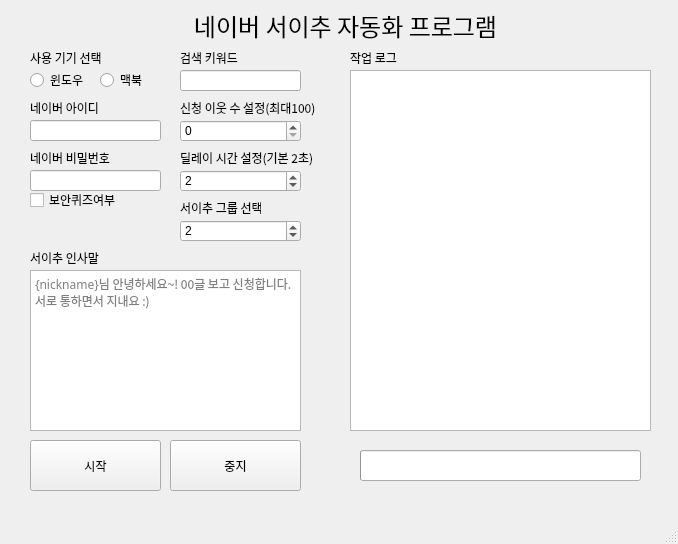
Above: naver.ui from dldudgjs31/naverBuddyPrograms before the change. Below: the same form after it.
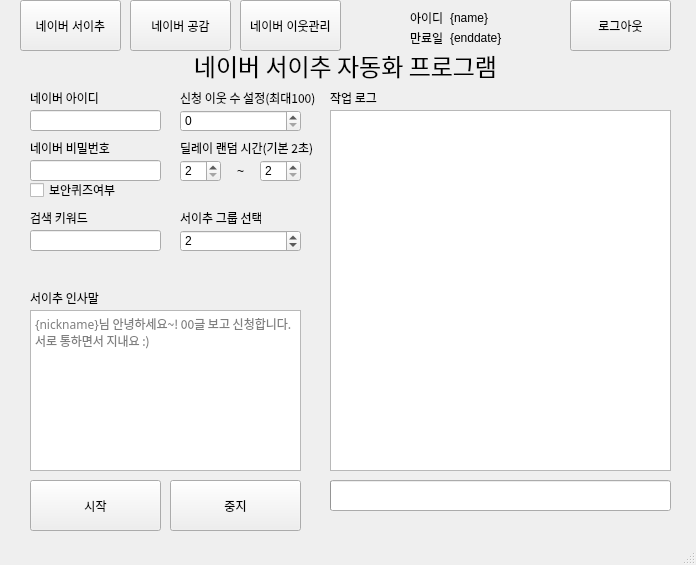
That is the form after the change. Icons and pictures are not drawn.

Commit message: 로그 설정 진행중

What changed in the file:
```diff
--- a/naver.ui
+++ b/naver.ui
@@ -6,8 +6,8 @@
    <rect>
     <x>0</x>
     <y>0</y>
-    <width>678</width>
-    <height>544</height>
+    <width>696</width>
+    <height>565</height>
    </rect>
   </property>
   <property name="windowTitle">
@@ -18,8 +18,8 @@
     <property name="geometry">
      <rect>
       <x>10</x>
-      <y>10</y>
-      <width>661</width>
+      <y>50</y>
+      <width>671</width>
       <height>501</height>
      </rect>
     </property>
@@ -160,65 +160,11 @@
        <set>Qt::AlignCenter</set>
       </property>
      </widget>
-     <widget class="QRadioButton" name="radioButton_window">
-      <property name="geometry">
-       <rect>
-        <x>20</x>
-        <y>60</y>
-        <width>61</width>
-        <height>20</height>
-       </rect>
-      </property>
-      <property name="font">
-       <font>
-        <family>BM Jua</family>
-       </font>
-      </property>
-      <property name="text">
-       <string>윈도우</string>
-      </property>
-     </widget>
-     <widget class="QRadioButton" name="radioButton_mac">
-      <property name="geometry">
-       <rect>
-        <x>90</x>
-        <y>60</y>
-        <width>51</width>
-        <height>20</height>
-       </rect>
-      </property>
-      <property name="font">
-       <font>
-        <family>BM Jua</family>
-       </font>
-      </property>
-      <property name="text">
-       <string>맥북</string>
-      </property>
-     </widget>
-     <widget class="QLabel" name="label_5">
-      <property name="geometry">
-       <rect>
-        <x>20</x>
-        <y>40</y>
-        <width>81</width>
-        <height>16</height>
-       </rect>
-      </property>
-      <property name="font">
-       <font>
-        <family>BM Jua</family>
-       </font>
-      </property>
-      <property name="text">
-       <string>사용 기기 선택</string>
-      </property>
-     </widget>
      <widget class="QLabel" name="label_6">
       <property name="geometry">
        <rect>
         <x>20</x>
-        <y>90</y>
+        <y>40</y>
         <width>91</width>
         <height>16</height>
        </rect>
@@ -236,7 +182,7 @@
       <property name="geometry">
        <rect>
         <x>20</x>
-        <y>110</y>
+        <y>60</y>
         <width>131</width>
         <height>21</height>
        </rect>
@@ -246,7 +192,7 @@
       <property name="geometry">
        <rect>
         <x>20</x>
-        <y>140</y>
+        <y>90</y>
         <width>91</width>
         <height>16</height>
        </rect>
@@ -264,7 +210,7 @@
       <property name="geometry">
        <rect>
         <x>20</x>
-        <y>160</y>
+        <y>110</y>
         <width>131</width>
         <height>21</height>
        </rect>
@@ -273,9 +219,9 @@
      <widget class="QLabel" name="label_8">
       <property name="geometry">
        <rect>
-        <x>170</x>
-        <y>40</y>
-        <width>81</width>
+        <x>20</x>
+        <y>160</y>
+        <width>91</width>
         <height>16</height>
        </rect>
       </property>
@@ -291,9 +237,9 @@
      <widget class="QLineEdit" name="lineEdit_keyword">
       <property name="geometry">
        <rect>
-        <x>170</x>
-        <y>60</y>
-        <width>121</width>
+        <x>20</x>
+        <y>180</y>
+        <width>131</width>
         <height>21</height>
        </rect>
       </property>
@@ -302,7 +248,7 @@
       <property name="geometry">
        <rect>
         <x>170</x>
-        <y>90</y>
+        <y>40</y>
         <width>161</width>
         <height>16</height>
        </rect>
@@ -320,7 +266,7 @@
       <property name="geometry">
        <rect>
         <x>20</x>
-        <y>180</y>
+        <y>130</y>
         <width>101</width>
         <height>20</height>
        </rect>
@@ -338,7 +284,7 @@
       <property name="geometry">
        <rect>
         <x>170</x>
-        <y>110</y>
+        <y>60</y>
         <width>121</width>
         <height>22</height>
        </rect>
@@ -351,7 +297,7 @@
       <property name="geometry">
        <rect>
         <x>170</x>
-        <y>140</y>
+        <y>90</y>
         <width>161</width>
         <height>16</height>
        </rect>
@@ -362,18 +308,21 @@
        </font>
       </property>
       <property name="text">
-       <string>딜레이 시간 설정(기본 2초)</string>
+       <string>딜레이 랜덤 시간(기본 2초)</string>
       </property>
      </widget>
      <widget class="QSpinBox" name="spinBox_delay">
       <property name="geometry">
        <rect>
         <x>170</x>
-        <y>160</y>
-        <width>121</width>
+        <y>110</y>
+        <width>41</width>
         <height>22</height>
        </rect>
       </property>
+      <property name="minimum">
+       <number>2</number>
+      </property>
       <property name="maximum">
        <number>100</number>
       </property>
@@ -385,7 +334,7 @@
       <property name="geometry">
        <rect>
         <x>170</x>
-        <y>190</y>
+        <y>160</y>
         <width>81</width>
         <height>16</height>
        </rect>
@@ -403,7 +352,7 @@
       <property name="geometry">
        <rect>
         <x>170</x>
-        <y>210</y>
+        <y>180</y>
         <width>121</width>
         <height>22</height>
        </rect>
@@ -454,9 +403,9 @@
      <widget class="QProgressBar" name="progressBar">
       <property name="geometry">
        <rect>
-        <x>350</x>
-        <y>440</y>
-        <width>281</width>
+        <x>320</x>
+        <y>430</y>
+        <width>341</width>
         <height>31</height>
        </rect>
       </property>
@@ -478,9 +427,9 @@
      <widget class="QPlainTextEdit" name="plainTextEdit_log">
       <property name="geometry">
        <rect>
-        <x>340</x>
+        <x>320</x>
         <y>60</y>
-        <width>301</width>
+        <width>341</width>
         <height>361</height>
        </rect>
       </property>
@@ -493,7 +442,7 @@
      <widget class="QLabel" name="label_13">
       <property name="geometry">
        <rect>
-        <x>340</x>
+        <x>320</x>
         <y>40</y>
         <width>81</width>
         <height>16</height>
@@ -534,8 +483,147 @@
        <string>중지</string>
       </property>
      </widget>
+     <widget class="QSpinBox" name="spinBox_delay_to">
+      <property name="geometry">
+       <rect>
+        <x>250</x>
+        <y>110</y>
+        <width>41</width>
+        <height>22</height>
+       </rect>
+      </property>
+      <property name="minimum">
+       <number>2</number>
+      </property>
+      <property name="maximum">
+       <number>100</number>
+      </property>
+      <property name="value">
+       <number>2</number>
+      </property>
+     </widget>
+     <widget class="QLabel" name="label_5">
+      <property name="geometry">
+       <rect>
+        <x>220</x>
+        <y>110</y>
+        <width>21</width>
+        <height>21</height>
+       </rect>
+      </property>
+      <property name="text">
+       <string>~</string>
+      </property>
+      <property name="alignment">
+       <set>Qt::AlignCenter</set>
+      </property>
+     </widget>
     </widget>
    </widget>
+   <widget class="QPushButton" name="pushButton_buddy">
+    <property name="geometry">
+     <rect>
+      <x>20</x>
+      <y>0</y>
+      <width>101</width>
+      <height>51</height>
+     </rect>
+    </property>
+    <property name="text">
+     <string>네이버 서이추</string>
+    </property>
+   </widget>
+   <widget class="QPushButton" name="pushButton_sympathy">
+    <property name="geometry">
+     <rect>
+      <x>130</x>
+      <y>0</y>
+      <width>101</width>
+      <height>51</height>
+     </rect>
+    </property>
+    <property name="text">
+     <string>네이버 공감</string>
+    </property>
+   </widget>
+   <widget class="QPushButton" name="pushButton_buddymanage">
+    <property name="geometry">
+     <rect>
+      <x>240</x>
+      <y>0</y>
+      <width>101</width>
+      <height>51</height>
+     </rect>
+    </property>
+    <property name="text">
+     <string>네이버 이웃관리</string>
+    </property>
+   </widget>
+   <widget class="QPushButton" name="pushButton_logout">
+    <property name="geometry">
+     <rect>
+      <x>570</x>
+      <y>0</y>
+      <width>101</width>
+      <height>51</height>
+     </rect>
+    </property>
+    <property name="text">
+     <string>로그아웃</string>
+    </property>
+   </widget>
+   <widget class="QLabel" name="label_id2">
+    <property name="geometry">
+     <rect>
+      <x>450</x>
+      <y>10</y>
+      <width>58</width>
+      <height>16</height>
+     </rect>
+    </property>
+    <property name="text">
+     <string>{name}</string>
+    </property>
+   </widget>
+   <widget class="QLabel" name="label_id">
+    <property name="geometry">
+     <rect>
+      <x>410</x>
+      <y>10</y>
+      <width>51</width>
+      <height>16</height>
+     </rect>
+    </property>
+    <property name="text">
+     <string>아이디</string>
+    </property>
+   </widget>
+   <widget class="QLabel" name="label_enddate">
+    <property name="geometry">
+     <rect>
+      <x>410</x>
+      <y>30</y>
+      <width>58</width>
+      <height>16</height>
+     </rect>
+    </property>
+    <property name="text">
+     <string>만료일</string>
+    </property>
+   </widget>
+   <widget class="QLabel" name="label_enddate2">
+    <property name="geometry">
+     <rect>
+      <x>450</x>
+      <y>30</y>
+      <width>58</width>
+      <height>16</height>
+     </rect>
+    </property>
+    <property name="text">
+     <string>{enddate}</string>
+    </property>
+   </widget>
   </widget>
   <widget class="QStatusBar" name="statusbar"/>
  </widget>
```
Left out of the diff: 2 changed lines with no effect on the pictures. The commit also changes 1 other file.
